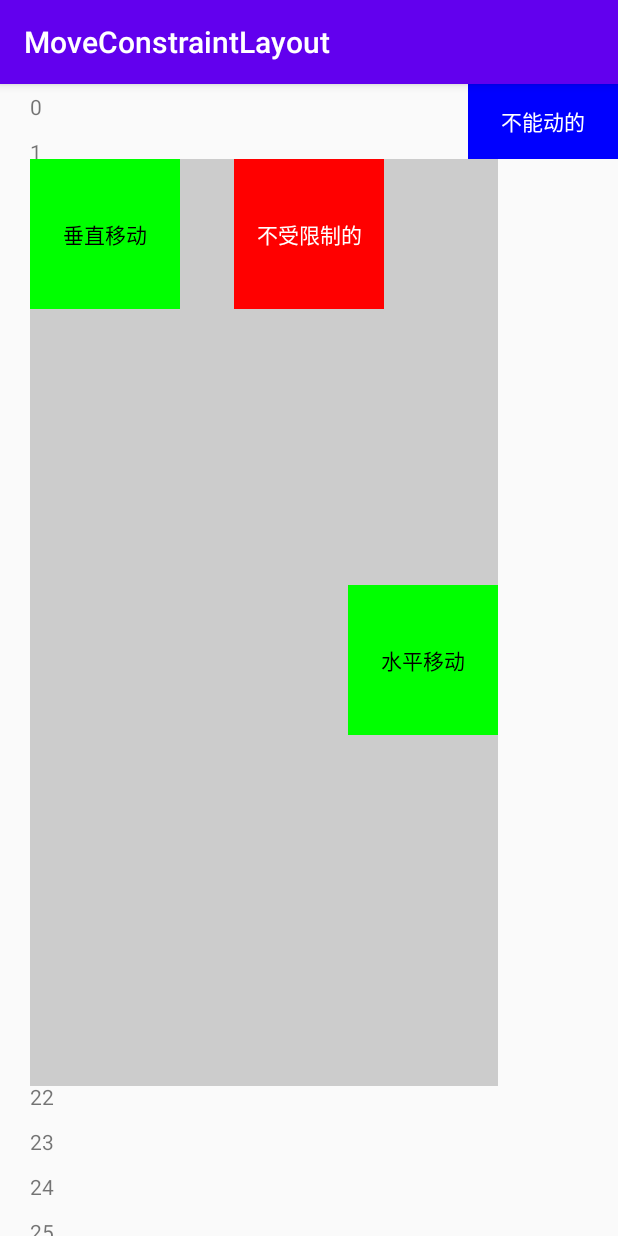
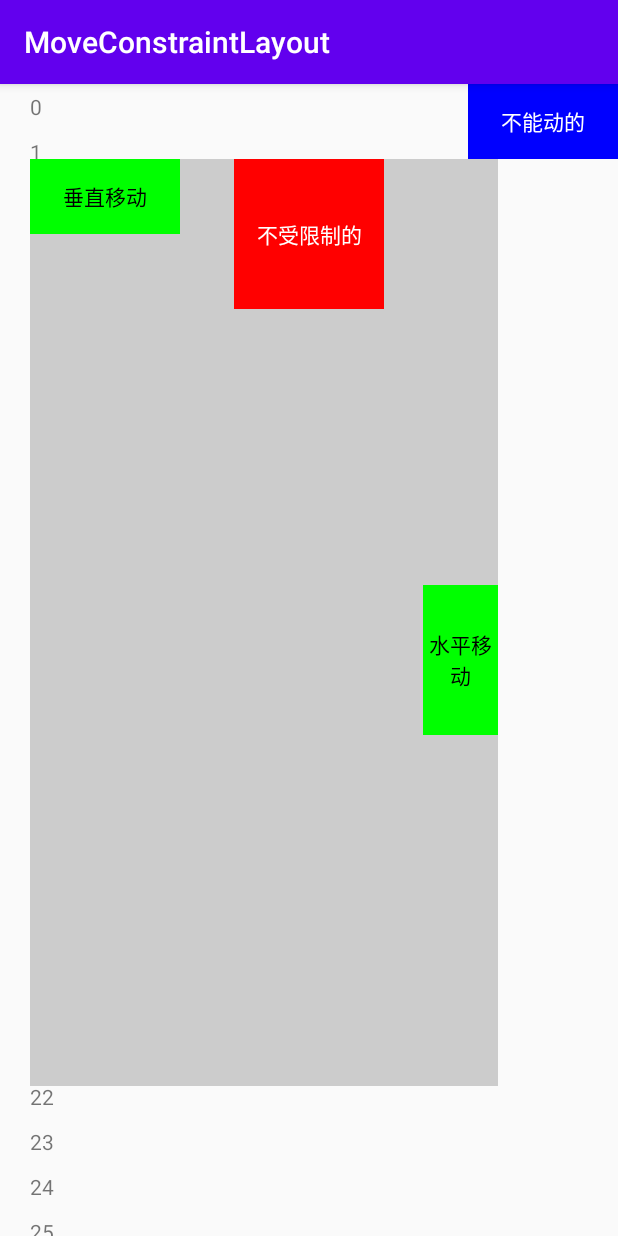
Before and after one commit to lijinjiliangcha/MoveConstraintLayout, an Android app: the screen it shows after launch (MainActivity), on a phone screen of 412 x 824 dp. Run offline under Robolectric (Android 15) with nearby library versions, the phone set to English and light mode, and no system bars; libraries missing offline, so code that uses them is left out: com.scwang.smartrefresh; plain views replace SmartRefreshLayout; 2 statements that could not run were skipped.

Commit message:
修复滑动边界判断错误问题

```diff
--- a/app/src/main/res/layout/activity_main.xml
+++ b/app/src/main/res/layout/activity_main.xml
@@ -48,7 +48,7 @@
     <TextView
         android:id="@+id/tv_move_1"
         android:layout_width="100dp"
-        android:layout_height="100dp"
+        android:layout_height="50dp"
         android:background="#0f0"
         android:gravity="center"
         android:text="垂直移动"
@@ -58,7 +58,7 @@
 
     <TextView
         android:id="@+id/tv_move_2"
-        android:layout_width="100dp"
+        android:layout_width="50dp"
         android:layout_height="100dp"
         android:background="#0f0"
         android:gravity="center"
--- a/moveconstraintlayout/src/main/java/com/lijinjiliangcha/moveconstraintlayout/MoveConstraintLayout.kt
+++ b/moveconstraintlayout/src/main/java/com/lijinjiliangcha/moveconstraintlayout/MoveConstraintLayout.kt
@@ -148,7 +148,7 @@ class MoveConstraintLayout : ConstraintLayout {
         val params = view.layoutParams as LayoutParams
         var l = view.left + if (params.canMoveHorizontally) x else 0
         if (!params.beyondTheBorder) {
-            l = checkHorizontallyBorder(l, view.height)
+            l = checkHorizontallyBorder(l, view.width)
         }
         return l
     }
@@ -157,7 +157,7 @@ class MoveConstraintLayout : ConstraintLayout {
         val params = view.layoutParams as LayoutParams
         var t = view.top + if (params.canMoveVertically) y else 0
         if (!params.beyondTheBorder) {
-            t = checkVerticallyBorder(t, view.width)
+            t = checkVerticallyBorder(t, view.height)
         }
         return t
     }
```
